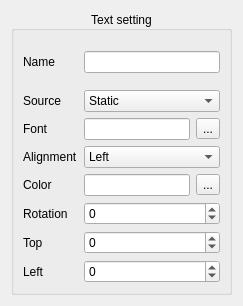
This is HoruxCardDesigner/textsetting.ui in BackupTheBerlios/horux-svn as Qt 5 draws it before an edit. The edited form follows.
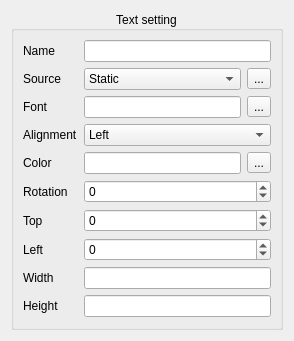
This is the edited form.

Patch:
```diff
--- a/HoruxCardDesigner/textsetting.ui
+++ b/HoruxCardDesigner/textsetting.ui
@@ -6,8 +6,8 @@
    <rect>
     <x>0</x>
     <y>0</y>
-    <width>243</width>
-    <height>306</height>
+    <width>294</width>
+    <height>341</height>
    </rect>
   </property>
   <property name="maximumSize">
@@ -32,7 +32,7 @@
       <bool>true</bool>
      </property>
      <layout class="QGridLayout" name="gridLayout">
-      <item row="0" column="0" rowspan="2">
+      <item row="0" column="0">
        <widget class="QLabel" name="label">
         <property name="text">
          <string>Name</string>
@@ -42,10 +42,52 @@
         </property>
        </widget>
       </item>
-      <item row="0" column="1" rowspan="2">
+      <item row="0" column="1">
        <widget class="QLineEdit" name="name"/>
       </item>
-      <item row="3" column="0">
+      <item row="1" column="0">
+       <widget class="QLabel" name="label_2">
+        <property name="text">
+         <string>Source</string>
+        </property>
+       </widget>
+      </item>
+      <item row="1" column="1">
+       <layout class="QHBoxLayout" name="horizontalLayout_3">
+        <item>
+         <widget class="QComboBox" name="source">
+          <item>
+           <property name="text">
+            <string>Static</string>
+           </property>
+          </item>
+          <item>
+           <property name="text">
+            <string>From horux</string>
+           </property>
+          </item>
+          <item>
+           <property name="text">
+            <string>Print counter</string>
+           </property>
+          </item>
+          <item>
+           <property name="text">
+            <string>Date and time</string>
+           </property>
+          </item>
+         </widget>
+        </item>
+        <item>
+         <widget class="QToolButton" name="dataSource">
+          <property name="text">
+           <string>...</string>
+          </property>
+         </widget>
+        </item>
+       </layout>
+      </item>
+      <item row="2" column="0">
        <widget class="QLabel" name="label_3">
         <property name="text">
          <string>Font</string>
@@ -55,7 +97,7 @@
         </property>
        </widget>
       </item>
-      <item row="3" column="1">
+      <item row="2" column="1">
        <layout class="QHBoxLayout" name="horizontalLayout">
         <item>
          <widget class="QLineEdit" name="fontText"/>
@@ -69,7 +111,7 @@
         </item>
        </layout>
       </item>
-      <item row="4" column="0">
+      <item row="3" column="0">
        <widget class="QLabel" name="label_4">
         <property name="text">
          <string>Alignment</string>
@@ -79,7 +121,7 @@
         </property>
        </widget>
       </item>
-      <item row="4" column="1">
+      <item row="3" column="1">
        <widget class="QComboBox" name="alignment">
         <item>
          <property name="text">
@@ -98,7 +140,7 @@
         </item>
        </widget>
       </item>
-      <item row="5" column="0">
+      <item row="4" column="0">
        <widget class="QLabel" name="label_5">
         <property name="text">
          <string>Color</string>
@@ -108,7 +150,7 @@
         </property>
        </widget>
       </item>
-      <item row="5" column="1">
+      <item row="4" column="1">
        <layout class="QHBoxLayout" name="horizontalLayout_2">
         <item>
          <widget class="QLineEdit" name="colorText"/>
@@ -122,75 +164,57 @@
         </item>
        </layout>
       </item>
-      <item row="6" column="0">
+      <item row="5" column="0">
        <widget class="QLabel" name="label_6">
         <property name="text">
          <string>Rotation</string>
         </property>
        </widget>
       </item>
-      <item row="7" column="0">
+      <item row="5" column="1">
+       <widget class="QSpinBox" name="rotation">
+        <property name="minimum">
+         <number>-360</number>
+        </property>
+        <property name="maximum">
+         <number>360</number>
+        </property>
+        <property name="singleStep">
+         <number>5</number>
+        </property>
+       </widget>
+      </item>
+      <item row="6" column="0">
        <widget class="QLabel" name="label_7">
         <property name="text">
          <string>Top</string>
         </property>
        </widget>
       </item>
-      <item row="8" column="0">
+      <item row="6" column="1">
+       <widget class="QSpinBox" name="top">
+        <property name="minimum">
+         <number>-300</number>
+        </property>
+        <property name="maximum">
+         <number>300</number>
+        </property>
+        <property name="singleStep">
+         <number>5</number>
+        </property>
+       </widget>
+      </item>
+      <item row="7" column="0">
        <widget class="QLabel" name="label_8">
         <property name="text">
          <string>Left</string>
         </property>
-       </widget>
-      </item>
-      <item row="2" column="0">
-       <widget class="QLabel" name="label_2">
-        <property name="text">
-         <string>Source</string>
-        </property>
-       </widget>
-      </item>
-      <item row="2" column="1">
-       <widget class="QComboBox" name="source">
-        <item>
-         <property name="text">
-          <string>Static</string>
-         </property>
-        </item>
-        <item>
-         <property name="text">
-          <string>From horux...</string>
-         </property>
-        </item>
-       </widget>
-      </item>
-      <item row="6" column="1">
-       <widget class="QSpinBox" name="rotation">
-        <property name="minimum">
-         <number>-360</number>
-        </property>
-        <property name="maximum">
-         <number>360</number>
-        </property>
-        <property name="singleStep">
-         <number>5</number>
+        <property name="buddy">
+         <cstring>left</cstring>
         </property>
        </widget>
       </item>
       <item row="7" column="1">
-       <widget class="QSpinBox" name="top">
-        <property name="minimum">
-         <number>-300</number>
-        </property>
-        <property name="maximum">
-         <number>300</number>
-        </property>
-        <property name="singleStep">
-         <number>5</number>
-        </property>
-       </widget>
-      </item>
-      <item row="8" column="1">
        <widget class="QSpinBox" name="left">
         <property name="minimum">
          <number>-300</number>
@@ -203,6 +227,34 @@
         </property>
        </widget>
       </item>
+      <item row="8" column="0">
+       <widget class="QLabel" name="label_9">
+        <property name="text">
+         <string>Width</string>
+        </property>
+       </widget>
+      </item>
+      <item row="8" column="1">
+       <widget class="QLineEdit" name="widthRect">
+        <property name="readOnly">
+         <bool>true</bool>
+        </property>
+       </widget>
+      </item>
+      <item row="9" column="0">
+       <widget class="QLabel" name="label_10">
+        <property name="text">
+         <string>Height</string>
+        </property>
+       </widget>
+      </item>
+      <item row="9" column="1">
+       <widget class="QLineEdit" name="heightRect">
+        <property name="readOnly">
+         <bool>true</bool>
+        </property>
+       </widget>
+      </item>
      </layout>
     </widget>
    </item>
```
Left out of the diff: 18 changed lines with no effect on the pictures.
